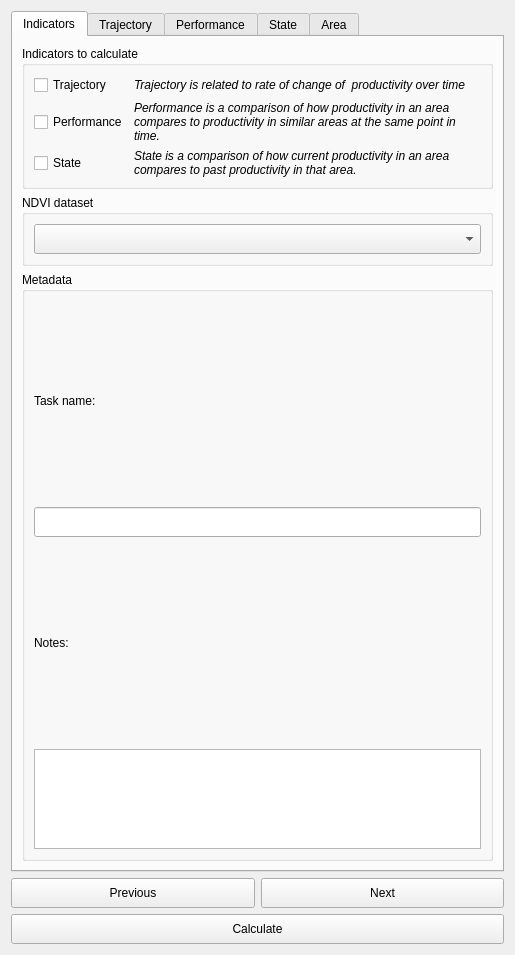
This is LDMP/gui/DlgCalculateProd.ui in ConservationInternational/trends.earth as Qt 5 draws it before an edit. The edited form follows.
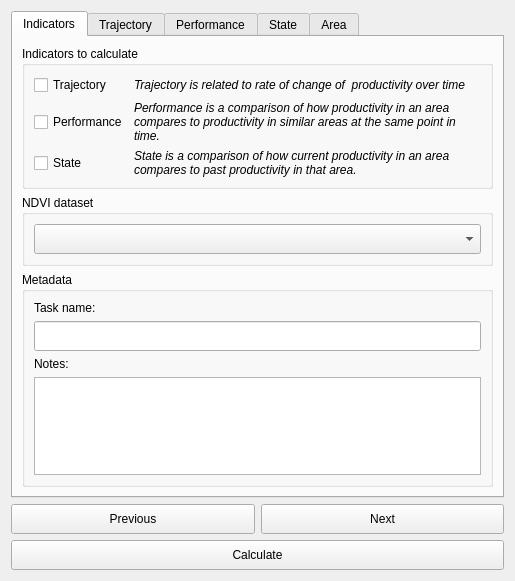
This is the edited form.

What changed in the file:
```diff
--- a/LDMP/gui/DlgCalculateProd.ui
+++ b/LDMP/gui/DlgCalculateProd.ui
@@ -7,7 +7,7 @@
     <x>0</x>
     <y>0</y>
     <width>515</width>
-    <height>955</height>
+    <height>581</height>
    </rect>
   </property>
   <property name="sizePolicy">
```
Left out of the diff: 2 changed lines with no effect on the pictures.
